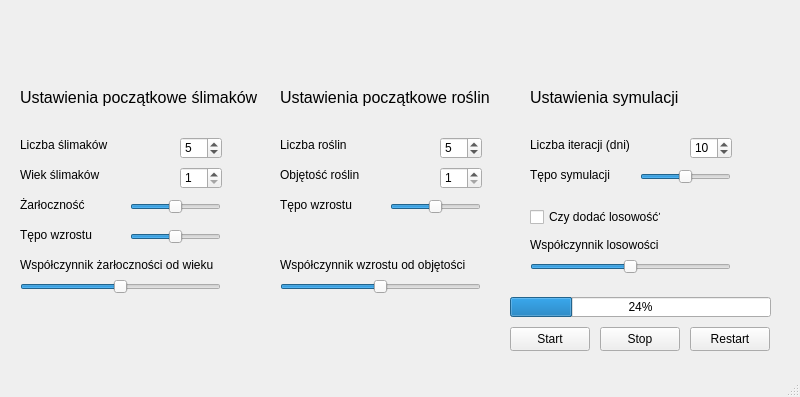
seredak319/slimax, file src/view/mainwindow.ui: the form before one commit; both pictures show x 0 to 800 and y 203 to 600 of the 800 by 600 pixel window.
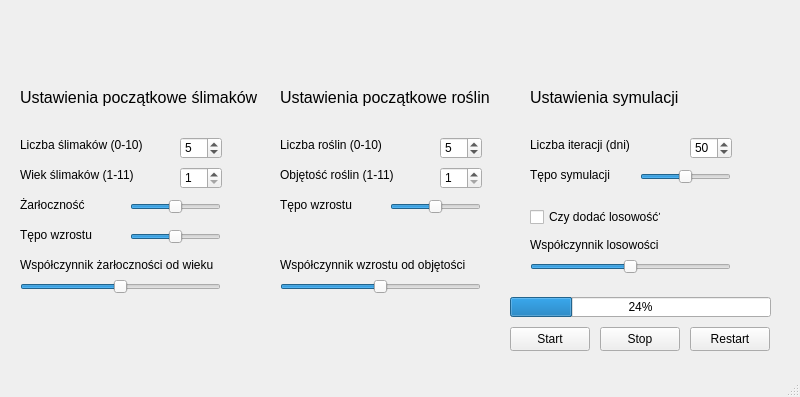
The form after the commit.

Patch:
```diff
--- a/src/view/mainwindow.ui
+++ b/src/view/mainwindow.ui
@@ -96,7 +96,7 @@
      </rect>
     </property>
     <property name="text">
-     <string>Liczba ślimaków</string>
+     <string>Liczba ślimaków (0-10)</string>
     </property>
    </widget>
    <widget class="QLabel" name="label_3">
@@ -109,7 +109,7 @@
      </rect>
     </property>
     <property name="text">
-     <string>Wiek ślimaków</string>
+     <string>Wiek ślimaków (1-11)</string>
     </property>
    </widget>
    <widget class="QSpinBox" name="spinBox_2">
@@ -202,7 +202,7 @@
      </rect>
     </property>
     <property name="text">
-     <string>Liczba roślin</string>
+     <string>Liczba roślin (0-10)</string>
     </property>
    </widget>
    <widget class="QLabel" name="label_7">
@@ -259,7 +259,7 @@
      </rect>
     </property>
     <property name="text">
-     <string>Objętość roślin</string>
+     <string>Objętość roślin (1-11)</string>
     </property>
    </widget>
    <widget class="QSlider" name="horizontalSlider_4">
@@ -320,8 +320,11 @@
     <property name="minimum">
      <number>1</number>
     </property>
+    <property name="maximum">
+     <number>200</number>
+    </property>
     <property name="value">
-     <number>10</number>
+     <number>50</number>
     </property>
    </widget>
    <widget class="QLabel" name="label_14">
```
Left out of the diff: 9 changed lines with no effect on the pictures.
